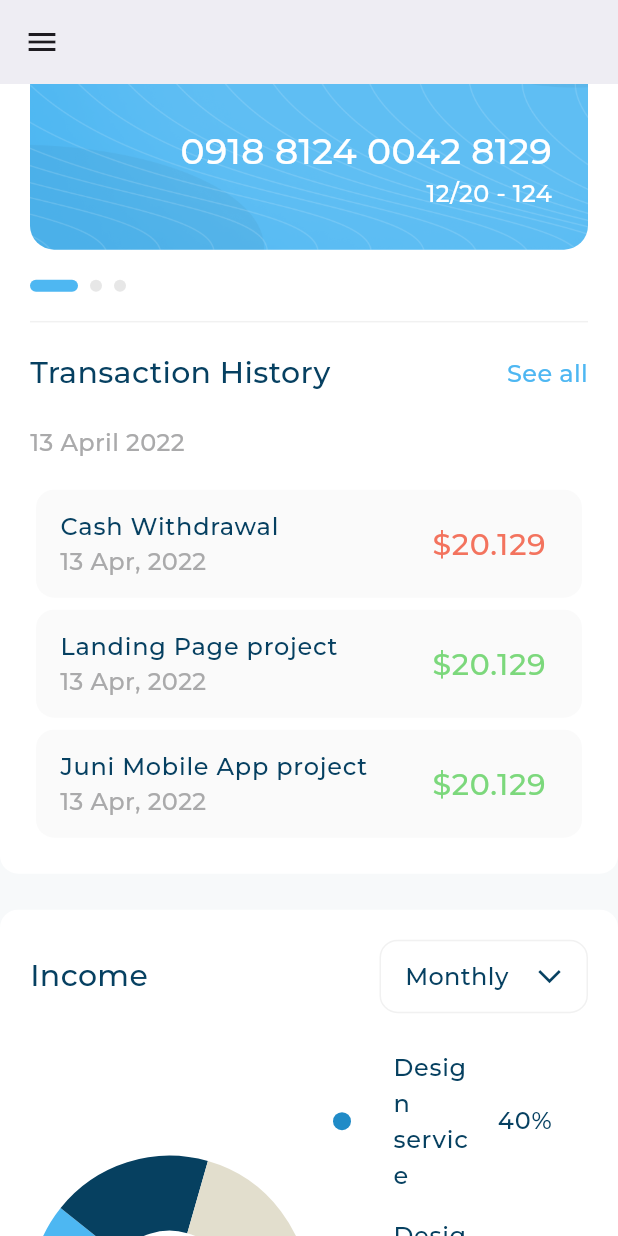
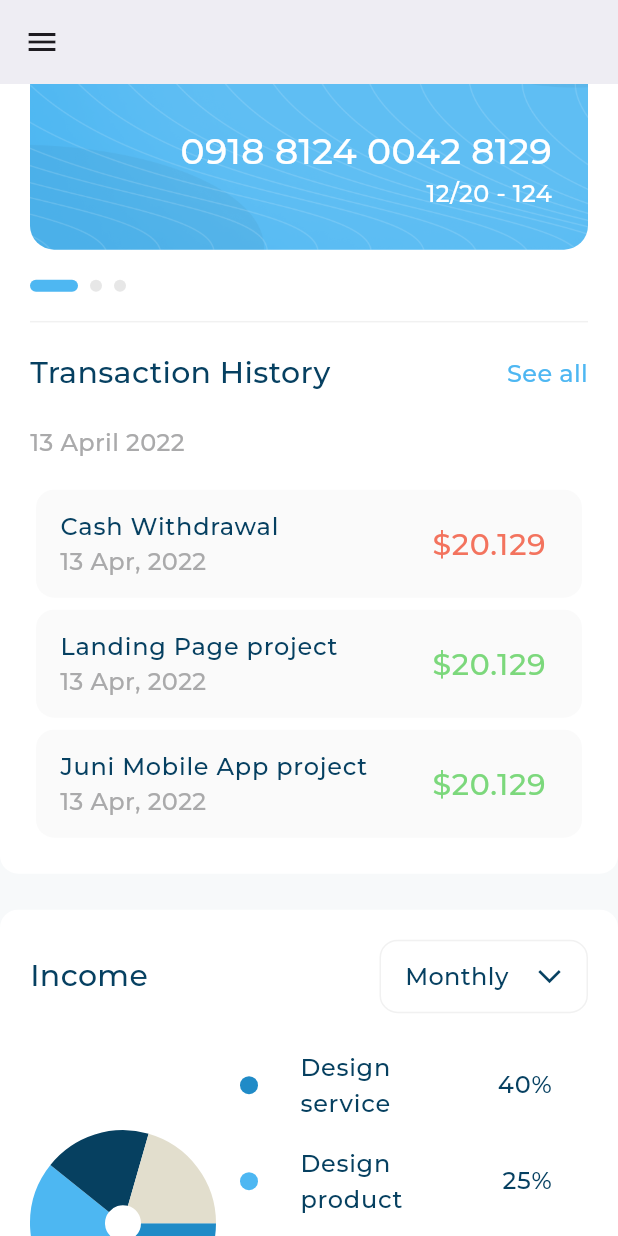
Before and after one commit to ebrahimesmail11/responsive-dashboard, a Flutter app: the screen it shows after launch, scrolled down 1152 dp, on a phone screen of 412 x 824 dp. Run offline on Flutter 3.47's test engine with Material 3 defaults, Android fonts, the phone set to English and light mode, and no system bars; drawn by our look-alikes of expandable_page_view, fl_chart; our stand-ins replace flutter_svg; project files that could hold a hidden picture were left out.

Commit message:
Refactor dashboard layouts for improved responsiveness and consistency
- Wrapped the main content of `DashBoardDesktopLayout` in a `SingleChildScrollView` to ensure it's scrollable, enhancing usability on larger content.
- Adjusted the `IncomeSection` layout to give more space to the `IncomeDetails` section, improving readability and focus on income-related details.
- Removed unnecessary imports in `dashboard_tablet_layout.dart` to clean up the codebase and reduce potential conflicts.
- Fixed a typo in `my_card.dart` by adding `const` to `Expanded(child: SizedBox(),)`, ensuring consistency and potential performance optimizations.
- Removed an unused import of `app_styles.dart` in `income_details.dart`, maintaining a cleaner import structure.

```diff
--- a/lib/widgets/dashboard_tablet_layout.dart
+++ b/lib/widgets/dashboard_tablet_layout.dart
@@ -1,10 +1,7 @@
 import 'package:flutter/material.dart';
 import 'package:flutter/widgets.dart';
-import 'package:responsive_dash_board/widgets/all_expensess_and_quich_invoice_section.dart';
 import 'package:responsive_dash_board/widgets/custom_drawer.dart';
 import 'package:responsive_dash_board/widgets/dashboard_mobile_layout.dart';
-import 'package:responsive_dash_board/widgets/income_section.dart';
-import 'package:responsive_dash_board/widgets/my_card_and_transction_history_section.dart';
 
 class DashboardTabletLayout extends StatelessWidget {
   const DashboardTabletLayout({super.key});
--- a/lib/widgets/income_details.dart
+++ b/lib/widgets/income_details.dart
@@ -1,6 +1,5 @@
 import 'package:flutter/material.dart';
 import 'package:responsive_dash_board/models/item_details_model.dart';
-import 'package:responsive_dash_board/utils/app_styles.dart';
 import 'package:responsive_dash_board/widgets/item_details.dart';
 
 class IncomeDetails extends StatelessWidget {
--- a/lib/widgets/income_section.dart
+++ b/lib/widgets/income_section.dart
@@ -19,7 +19,9 @@ class IncomeSection extends StatelessWidget {
             crossAxisAlignment: CrossAxisAlignment.center,
             children: [
               Expanded(child: IncomeChart()),
-              Expanded(child: IncomeDetails()),
+              Expanded(
+                flex: 2,
+                child: IncomeDetails()),
             ],
            ),
 
--- a/lib/widgets/my_card.dart
+++ b/lib/widgets/my_card.dart
@@ -35,7 +35,7 @@ class MyCard extends StatelessWidget {
               subtitle: Text('Syah Bandi',style: AppStyles.styleMedium20(context),),
               trailing: SvgPicture.asset(Assets.imagesGallery),
             ),
-            Expanded(child: SizedBox(),),
+           const  Expanded(child: SizedBox(),),
            Padding(
              padding: const EdgeInsets.only(right: 24,),
              child: Column(
```
Also changed, not shown: lib/widgets/dashboard_desktop_layout.dart (+9 -7 lines).
